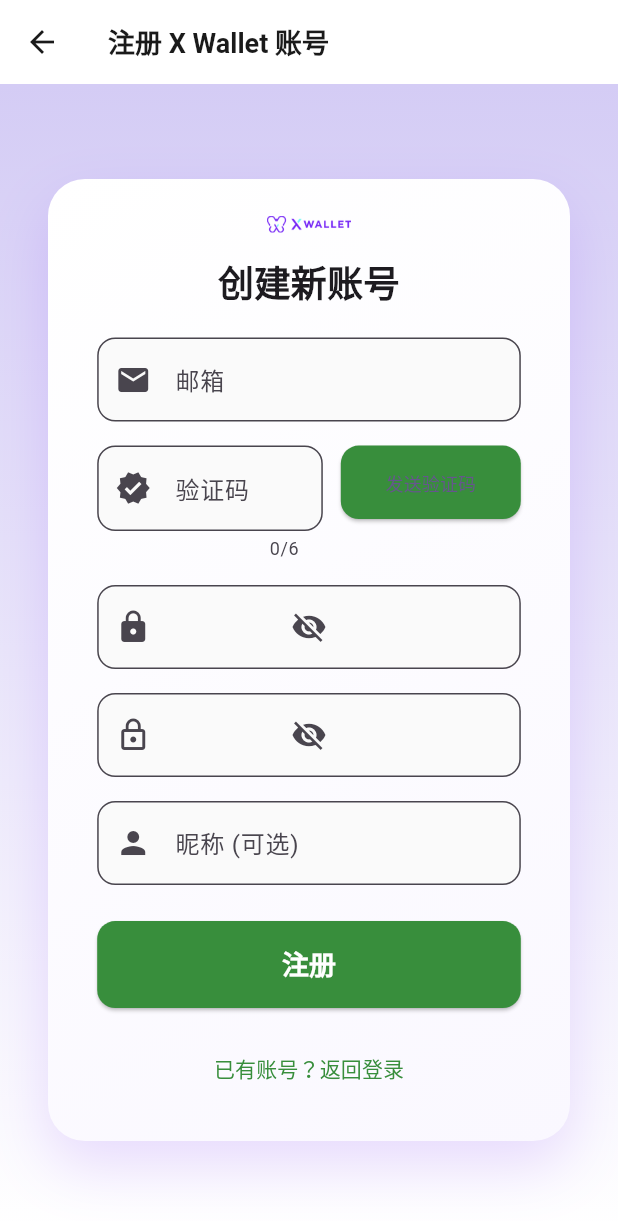
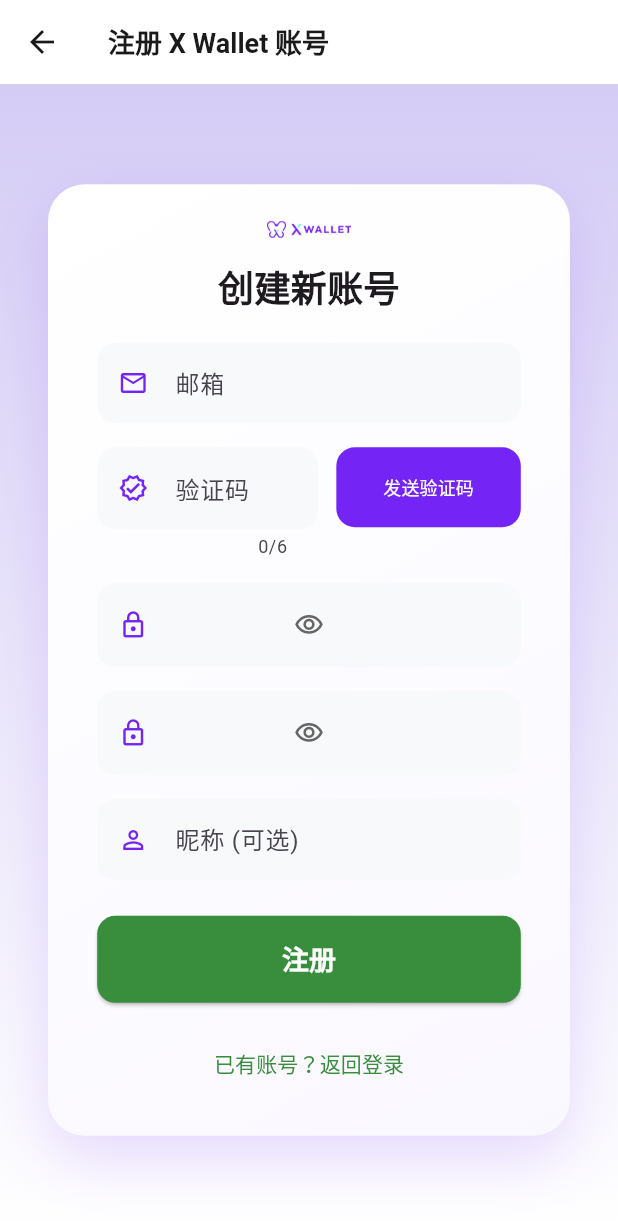
Before and after one commit to cqu903/xwallet, a Flutter app: the RegisterScreen screen opened by its route, on a phone screen of 412 x 824 dp. Shown: the top 1221 px of the screen. Run offline on Flutter 3.47's test engine with Material 3 defaults, Android fonts, the light colour scheme and no system bars; our stand-ins replace connectivity_plus, device_info_plus, package_info_plus, shared_preferences, sqflite; missing offline and left inert: mqtt_client; accounts and stored records are empty.

Commit message:
style(register): update input field styles to purple theme

```diff
--- a/app/lib/screens/register_screen.dart
+++ b/app/lib/screens/register_screen.dart
@@ -145,6 +145,9 @@ class _RegisterScreenState extends State<RegisterScreen> {
   @override
   Widget build(BuildContext context) {
     final scale = DesignScale.getScale(context);
+    final inputFontSize = DesignScale.fontSize(context, 16);
+    final inputIconSize = DesignScale.iconSize(context, 20).clamp(16.0, 20.0).toDouble();
+    final suffixIconButtonSize = DesignScale.iconSize(context, 36).clamp(32.0, 40.0).toDouble();
     return Scaffold(
       appBar: AppBar(
         leading: AnalyticsIconButton(
@@ -228,16 +231,19 @@ class _RegisterScreenState extends State<RegisterScreen> {
                           controller: _emailController,
                           decoration: InputDecoration(
                             labelText: '邮箱',
-                            hintText: '请输入邮箱',
-                            prefixIcon: const Icon(Icons.email),
+                            hintText: '请输入邮箱地址',
+                            prefixIcon: Icon(Icons.mail_outlined, color: _kPrimaryPurple, size: inputIconSize),
                             border: OutlineInputBorder(
-                              borderRadius: BorderRadius.circular(12),
+                              borderRadius: BorderRadius.circular(12 * scale),
+                              borderSide: BorderSide.none,
                             ),
                             filled: true,
-                            fillColor: Colors.grey.shade50,
+                            fillColor: _kInputBg,
+                            contentPadding: EdgeInsets.symmetric(horizontal: 16 * scale, vertical: 14 * scale),
                           ),
                           keyboardType: TextInputType.emailAddress,
                           textInputAction: TextInputAction.next,
+                          style: TextStyle(fontSize: inputFontSize, color: _kTextPrimary),
                           validator: Validators.validateEmail,
                         ),
                         const SizedBox(height: 16),
@@ -252,34 +258,38 @@ class _RegisterScreenState extends State<RegisterScreen> {
                                 decoration: InputDecoration(
                                   labelText: '验证码',
                                   hintText: '6位数字',
-                                  prefixIcon: const Icon(Icons.verified),
+                                  prefixIcon: Icon(Icons.verified_outlined, color: _kPrimaryPurple, size: inputIconSize),
                                   border: OutlineInputBorder(
-                                    borderRadius: BorderRadius.circular(12),
+                                    borderRadius: BorderRadius.circular(12 * scale),
+                                    borderSide: BorderSide.none,
                                   ),
                                   filled: true,
-                                  fillColor: Colors.grey.shade50,
+                                  fillColor: _kInputBg,
+                                  contentPadding: EdgeInsets.symmetric(horizontal: 16 * scale, vertical: 14 * scale),
                                 ),
                                 keyboardType: TextInputType.number,
                                 maxLength: 6,
                                 textInputAction: TextInputAction.next,
+                                style: TextStyle(fontSize: inputFontSize, color: _kTextPrimary),
                                 validator: Validators.validateVerificationCode,
                               ),
                             ),
-                            const SizedBox(width: 12),
+                            SizedBox(width: 12 * scale),
                             SizedBox(
-                              width: 120,
+                              width: 120 * scale,
+                              height: 52 * scale,
                               child: AnalyticsElevatedButton(
                                 onPressed: (_countdown > 0)
                                     ? null
                                     : _handleSendCode,
                                 style: ElevatedButton.styleFrom(
-                                  padding: const EdgeInsets.symmetric(
-                                    vertical: 16,
+                                  backgroundColor: _kPrimaryPurple,
+                                  foregroundColor: Colors.white,
+                                  disabledBackgroundColor: _kPrimaryPurple.withValues(alpha: 0.5),
+                                  elevation: 0,
+                                  shape: RoundedRectangleBorder(
+                                    borderRadius: BorderRadius.circular(12 * scale),
                                   ),
-                                  shape: RoundedRectangleBorder(
-                                    borderRadius: BorderRadius.circular(12),
-                                  ),
-                                  backgroundColor: Colors.green.shade700,
                                 ),
                                 eventType: AnalyticsEventType.buttonClick,
                                 properties: AnalyticsEventProperties.click(
@@ -306,12 +316,14 @@ class _RegisterScreenState extends State<RegisterScreen> {
                           decoration: InputDecoration(
                             labelText: '密码',
                             hintText: '至少6位',
-                            prefixIcon: const Icon(Icons.lock),
+                            prefixIcon: Icon(Icons.lock_outlined, color: _kPrimaryPurple, size: inputIconSize),
                             suffixIcon: AnalyticsIconButton(
                               icon: Icon(
                                 _obscurePassword
-                                    ? Icons.visibility_off
+                                    ? Icons.visibility_outlined
                                     : Icons.visibility,
+                                color: _kTextSecondary,
+                                size: inputIconSize,
                               ),
                               tooltip: _obscurePassword ? '显示密码' : '隐藏密码',
                               eventType: AnalyticsEventType.buttonClick,
@@ -330,13 +342,16 @@ class _RegisterScreenState extends State<RegisterScreen> {
                               },
                             ),
                             border: OutlineInputBorder(
-                              borderRadius: BorderRadius.circular(12),
+                              borderRadius: BorderRadius.circular(12 * scale),
+                              borderSide: BorderSide.none,
                             ),
                             filled: true,
-                            fillColor: Colors.grey.shade50,
+                            fillColor: _kInputBg,
+                            contentPadding: EdgeInsets.symmetric(horizontal: 16 * scale, vertical: 14 * scale),
                           ),
                           obscureText: _obscurePassword,
                           textInputAction: TextInputAction.next,
+                          style: TextStyle(fontSize: inputFontSize, color: _kTextPrimary),
                           validator: Validators.validatePassword,
                         ),
                         const SizedBox(height: 16),
@@ -347,12 +362,14 @@ class _RegisterScreenState extends State<RegisterScreen> {
                           decoration: InputDecoration(
                             labelText: '确认密码',
                             hintText: '再次输入密码',
-                            prefixIcon: const Icon(Icons.lock_outline),
+                            prefixIcon: Icon(Icons.lock_outline, color: _kPrimaryPurple, size: inputIconSize),
                             suffixIcon: AnalyticsIconButton(
                               icon: Icon(
                                 _obscureConfirmPassword
-                                    ? Icons.visibility_off
+                                    ? Icons.visibility_outlined
                                     : Icons.visibility,
+                                color: _kTextSecondary,
+                                size: inputIconSize,
                               ),
                               tooltip: _obscureConfirmPassword
                                   ? '显示确认密码'
@@ -377,13 +394,16 @@ class _RegisterScreenState extends State<RegisterScreen> {
                               },
                             ),
                             border: OutlineInputBorder(
-                              borderRadius: BorderRadius.circular(12),
+                              borderRadius: BorderRadius.circular(12 * scale),
+                              borderSide: BorderSide.none,
                             ),
                             filled: true,
-                            fillColor: Colors.grey.shade50,
+                            fillColor: _kInputBg,
+                            contentPadding: EdgeInsets.symmetric(horizontal: 16 * scale, vertical: 14 * scale),
                           ),
                           obscureText: _obscureConfirmPassword,
                           textInputAction: TextInputAction.next,
+                          style: TextStyle(fontSize: inputFontSize, color: _kTextPrimary),
                           validator: (value) =>
                               Validators.validateConfirmPassword(
                                 value,
@@ -398,14 +418,17 @@ class _RegisterScreenState extends State<RegisterScreen> {
                           decoration: InputDecoration(
                             labelText: '昵称 (可选)',
                             hintText: '请输入昵称',
-                            prefixIcon: const Icon(Icons.person),
+                            prefixIcon: Icon(Icons.person_outline, color: _kPrimaryPurple, size: inputIconSize),
                             border: OutlineInputBorder(
-                              borderRadius: BorderRadius.circular(12),
+                              borderRadius: BorderRadius.circular(12 * scale),
+                              borderSide: BorderSide.none,
                             ),
                             filled: true,
-                            fillColor: Colors.grey.shade50,
+                            fillColor: _kInputBg,
+                            contentPadding: EdgeInsets.symmetric(horizontal: 16 * scale, vertical: 14 * scale),
                           ),
                           textInputAction: TextInputAction.done,
+                          style: TextStyle(fontSize: inputFontSize, color: _kTextPrimary),
                           onFieldSubmitted: (_) => _handleRegister(),
                         ),
                         const SizedBox(height: 24),
```
